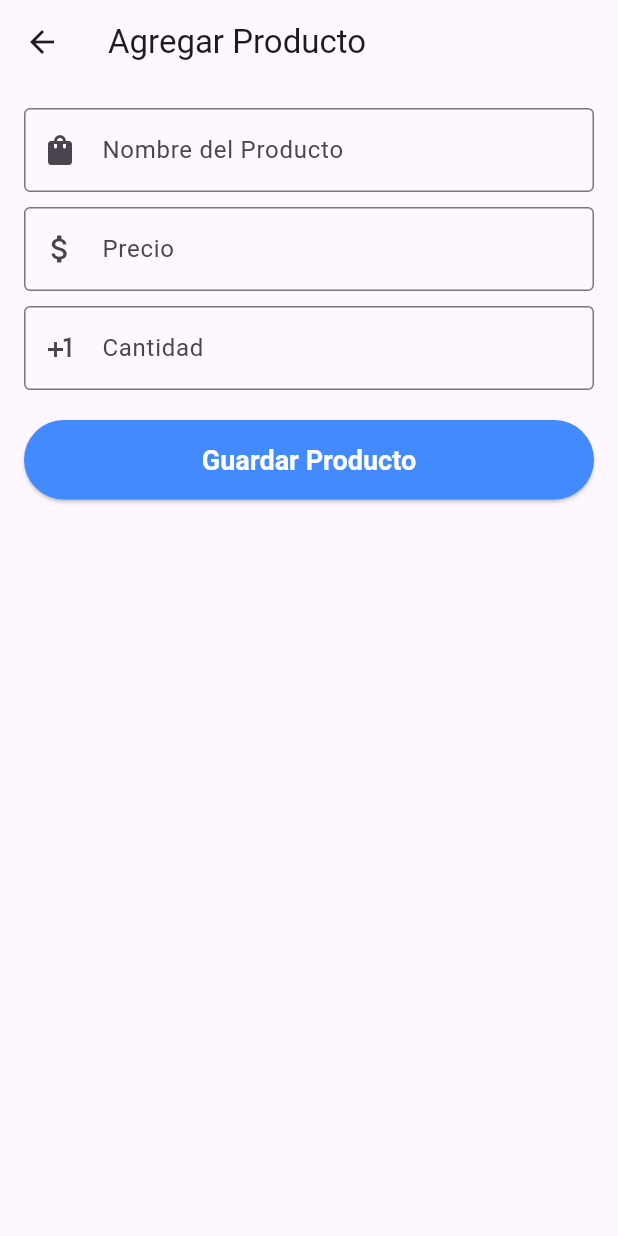
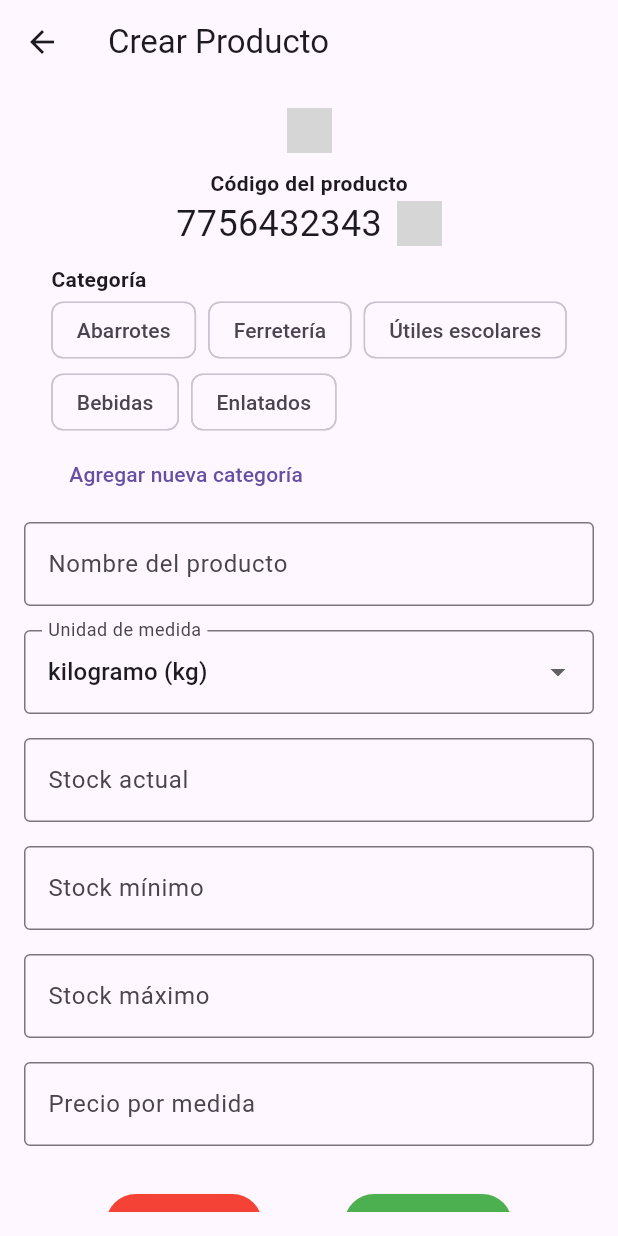
Before and after one commit to davguzm16/MultiInventario, a Flutter app: the CreateProductPage screen opened by its route, on a phone screen of 412 x 824 dp. Run offline on Flutter 3.47's test engine with Material 3 defaults, Android fonts, the phone set to English and light mode, and no system bars; grey boxes are pictures that could not be loaded.

Commit message:
Create_product_page_Henry

```diff
--- a/lib/pages/inventory/create_product_page.dart
+++ b/lib/pages/inventory/create_product_page.dart
@@ -1,106 +1,294 @@
 import 'package:flutter/material.dart';
 
 class CreateProductPage extends StatefulWidget {
-  const CreateProductPage({super.key});
-
   @override
-  State<CreateProductPage> createState() => _CreateProductPageState();
+  _CreateProductPageState createState() => _CreateProductPageState();
 }
 
 class _CreateProductPageState extends State<CreateProductPage> {
-  // Controladores para los campos de texto
-  final TextEditingController _productNameController = TextEditingController();
-  final TextEditingController _productPriceController = TextEditingController();
-  final TextEditingController _productQuantityController =
-      TextEditingController();
+  final TextEditingController productCodeController =
+      TextEditingController(text: '7756432343');
+  final TextEditingController productNameController = TextEditingController();
+  final TextEditingController stockController = TextEditingController();
+  final TextEditingController minStockController = TextEditingController();
+  final TextEditingController maxStockController = TextEditingController();
+  final TextEditingController priceController = TextEditingController();
+  final TextEditingController categoryController = TextEditingController();
 
-  // Form key para validar el formulario
-  final _formKey = GlobalKey<FormState>();
+  String selectedUnit = 'kilogramo (kg)';
+  List<String> categories = [
+    'Abarrotes',
+    'Ferretería',
+    'Útiles escolares',
+    'Bebidas',
+    'Enlatados'
+  ];
+  List<String> selectedCategories = [];
+
+  @override
+  void dispose() {
+    productCodeController.dispose();
+    productNameController.dispose();
+    stockController.dispose();
+    minStockController.dispose();
+    maxStockController.dispose();
+    priceController.dispose();
+    categoryController.dispose();
+    super.dispose();
+  }
+
+  void _addCategory() {
+    String newCategory = categoryController.text.trim();
+    if (newCategory.isNotEmpty && !categories.contains(newCategory)) {
+      setState(() {
+        categories.add(newCategory);
+        categoryController.clear();
+      });
+    }
+    Navigator.of(context).pop();
+  }
+
+  void _showAddCategoryDialog() {
+    showDialog(
+      context: context,
+      builder: (BuildContext context) {
+        return AlertDialog(
+          title: Text('Nueva categoría'),
+          content: TextField(
+            controller: categoryController,
+            decoration: InputDecoration(labelText: 'Nombre de la categoría'),
+          ),
+          actions: [
+            TextButton(
+              onPressed: () => Navigator.of(context).pop(),
+              child: Text('Cancelar'),
+            ),
+            ElevatedButton(
+              onPressed: _addCategory,
+              child: Text('Confirmar'),
+            ),
+          ],
+        );
+      },
+    );
+  }
+
+  void _showSuccessDialog() {
+    showDialog(
+      context: context,
+      builder: (BuildContext context) {
+        return AlertDialog(
+          title: Text('Éxito'),
+          content: Text('El producto ha sido registrado con éxito.'),
+          actions: [
+            ElevatedButton(
+              onPressed: () => Navigator.of(context).pop(),
+              child: Text('Aceptar'),
+            ),
+          ],
+        );
+      },
+    );
+  }
+
+  void _showConfirmationDialog() {
+    if (_validateInputs()) {
+      showDialog(
+        context: context,
+        builder: (BuildContext context) {
+          return AlertDialog(
+            title: Text('Confirmar Registro'),
+            content:
+                Text('¿Estás seguro de que deseas confirmar este producto?'),
+            actions: [
+              TextButton(
+                onPressed: () => Navigator.of(context).pop(),
+                child: Text('Cancelar'),
+              ),
+              ElevatedButton(
+                onPressed: () {
+                  Navigator.of(context).pop();
+                  _showSuccessDialog();
+                },
+                child: Text('Confirmar'),
+              ),
+            ],
+          );
+        },
+      );
+    }
+  }
+
+  bool _validateInputs() {
+    if (productNameController.text.isEmpty ||
+        stockController.text.isEmpty ||
+        minStockController.text.isEmpty ||
+        maxStockController.text.isEmpty ||
+        priceController.text.isEmpty) {
+      _showErrorDialog('Todos los campos son obligatorios.');
+      return false;
+    }
+
+    int? stock = int.tryParse(stockController.text);
+    int? minStock = int.tryParse(minStockController.text);
+    int? maxStock = int.tryParse(maxStockController.text);
+    double? price = double.tryParse(priceController.text);
+
+    if (stock == null ||
+        minStock == null ||
+        maxStock == null ||
+        price == null) {
+      _showErrorDialog('Ingrese valores numéricos válidos en stock y precio.');
+      return false;
+    }
+
+    if (minStock > maxStock) {
+      _showErrorDialog('El stock mínimo no puede ser mayor que el máximo.');
+      return false;
+    }
+
+    return true;
+  }
+
+  void _showErrorDialog(String message) {
+    showDialog(
+      context: context,
+      builder: (BuildContext context) {
+        return AlertDialog(
+          title: Text('Error'),
+          content: Text(message),
+          actions: [
+            ElevatedButton(
+              onPressed: () => Navigator.of(context).pop(),
+              child: Text('Aceptar'),
+            ),
+          ],
+        );
+      },
+    );
+  }
+
+  Widget _buildCategorySelection() {
+    return Column(
+      crossAxisAlignment: CrossAxisAlignment.start,
+      children: [
+        Text('Categoría', style: TextStyle(fontWeight: FontWeight.bold)),
+        Wrap(
+          spacing: 8.0,
+          children: categories.map((category) {
+            return ChoiceChip(
+              label: Text(category),
+              selected: selectedCategories.contains(category),
+              onSelected: (selected) {
+                setState(() {
+                  selected
+                      ? selectedCategories.add(category)
+                      : selectedCategories.remove(category);
+                });
+              },
+            );
+          }).toList(),
+        ),
+        TextButton(
+          onPressed: _showAddCategoryDialog,
+          child: Text('Agregar nueva categoría'),
+        ),
+      ],
+    );
+  }
+
+  Widget _buildTextField(String label, TextEditingController controller,
+      TextInputType keyboardType) {
+    return Padding(
+      padding: const EdgeInsets.symmetric(vertical: 8.0),
+      child: TextField(
+        controller: controller,
+        keyboardType: keyboardType,
+        decoration: InputDecoration(
+          labelText: label,
+          border: OutlineInputBorder(),
+        ),
+      ),
+    );
+  }
+
+  Widget _buildDropdown() {
+    return Padding(
+      padding: const EdgeInsets.symmetric(vertical: 8.0),
+      child: DropdownButtonFormField<String>(
+        value: selectedUnit,
+        items: ['kilogramo (kg)', 'litro (l)', 'unidad (u)']
+            .map((unit) => DropdownMenuItem(
+                  value: unit,
+                  child: Text(unit),
+                ))
+            .toList(),
+        onChanged: (value) {
+          setState(() {
+            selectedUnit = value!;
+          });
+        },
+        decoration: InputDecoration(
+          labelText: 'Unidad de medida',
+          border: OutlineInputBorder(),
+        ),
+      ),
+    );
+  }
 
   @override
   Widget build(BuildContext context) {
     return Scaffold(
-      appBar: AppBar(
-        title: const Text("Agregar Producto"),
-      ),
+      appBar: AppBar(title: Text('Crear Producto')),
       body: Padding(
-        padding: const EdgeInsets.all(16.0),
-        child: Form(
-          key: _formKey,
-          child: ListView(
+        padding: EdgeInsets.all(16.0),
+        child: SingleChildScrollView(
+          child: Column(
+            crossAxisAlignment: CrossAxisAlignment.center,
             children: [
-              // Campo de nombre del producto
-              TextFormField(
-                controller: _productNameController,
-                decoration: InputDecoration(
-                  labelText: 'Nombre del Producto',
-                  border: OutlineInputBorder(),
-                  prefixIcon: const Icon(Icons.shopping_bag),
-                ),
-                validator: (value) {
-                  if (value == null || value.isEmpty) {
-                    return 'Por favor ingresa el nombre del producto';
-                  }
-                  return null;
-                },
+              Image.asset('lib/assets/iconos/iconoImagen.png', height: 30),
+              SizedBox(height: 10),
+              Text('Código del producto',
+                  style: TextStyle(fontWeight: FontWeight.bold)),
+              Row(
+                mainAxisAlignment: MainAxisAlignment.center,
+                children: [
+                  Text(productCodeController.text,
+                      style: TextStyle(fontSize: 24)),
+                  SizedBox(width: 10),
+                  Image.asset('lib/assets/iconos/iconoBarras.png', height: 30),
+                ],
               ),
-              const SizedBox(height: 10),
-
-              // Campo de precio del producto
-              TextFormField(
-                controller: _productPriceController,
-                decoration: InputDecoration(
-                  labelText: 'Precio',
-                  border: OutlineInputBorder(),
-                  prefixIcon: const Icon(Icons.attach_money),
-                ),
-                keyboardType: TextInputType.numberWithOptions(decimal: true),
-                validator: (value) {
-                  if (value == null || value.isEmpty) {
-                    return 'Por favor ingresa el precio del producto';
-                  }
-                  return null;
-                },
-              ),
-              const SizedBox(height: 10),
-
-              // Campo de cantidad
-              TextFormField(
-                controller: _productQuantityController,
-                decoration: InputDecoration(
-                  labelText: 'Cantidad',
-                  border: OutlineInputBorder(),
-                  prefixIcon: const Icon(Icons.plus_one),
-                ),
-                keyboardType: TextInputType.number,
-                validator: (value) {
-                  if (value == null || value.isEmpty) {
-                    return 'Por favor ingresa la cantidad de productos';
-                  }
-                  return null;
-                },
-              ),
-              const SizedBox(height: 20),
-
-              // Botón para guardar el producto
-              ElevatedButton(
-                onPressed: () {
-                  if (_formKey.currentState!.validate()) {
-                    // Si el formulario es válido, muestra un mensaje
-                    ScaffoldMessenger.of(context).showSnackBar(
-                        const SnackBar(content: Text('Producto agregado')));
-                  }
-                },
-                style: ElevatedButton.styleFrom(
-                  padding: const EdgeInsets.symmetric(vertical: 16),
-                  backgroundColor: Colors.blueAccent,
-                  foregroundColor: Colors.white,
-                  textStyle: const TextStyle(
-                    fontSize: 18,
-                    fontWeight: FontWeight.bold,
+              SizedBox(height: 10),
+              _buildCategorySelection(),
+              _buildTextField('Nombre del producto', productNameController,
+                  TextInputType.text),
+              _buildDropdown(),
+              _buildTextField(
+                  'Stock actual', stockController, TextInputType.number),
+              _buildTextField(
+                  'Stock mínimo', minStockController, TextInputType.number),
+              _buildTextField(
+                  'Stock máximo', maxStockController, TextInputType.number),
+              _buildTextField('Precio por medida', priceController,
+                  TextInputType.numberWithOptions(decimal: true)),
+              SizedBox(height: 20),
+              Row(
+                mainAxisAlignment: MainAxisAlignment.spaceEvenly,
+                children: [
+                  ElevatedButton(
+                    style:
+                        ElevatedButton.styleFrom(backgroundColor: Colors.red),
+                    onPressed: () => Navigator.pop(context),
+                    child: Text('Cancelar'),
                   ),
-                ),
-                child: const Text('Guardar Producto'),
+                  ElevatedButton(
+                    style:
+                        ElevatedButton.styleFrom(backgroundColor: Colors.green),
+                    onPressed: _showConfirmationDialog,
+                    child: Text('Confirmar'),
+                  ),
+                ],
               ),
             ],
           ),
```
Also changed, not shown: lib/assets/iconos/iconoBarras .png (added), lib/assets/iconos/iconoImagen .png (added), pubspec.yaml (line endings or trailing spaces).
